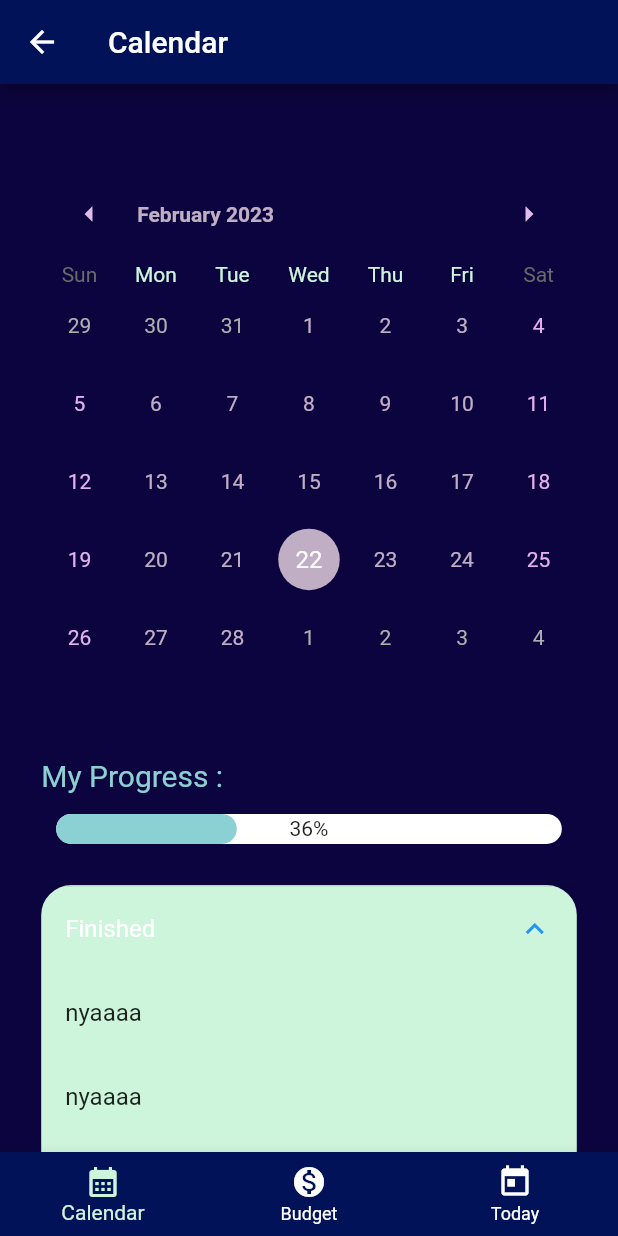
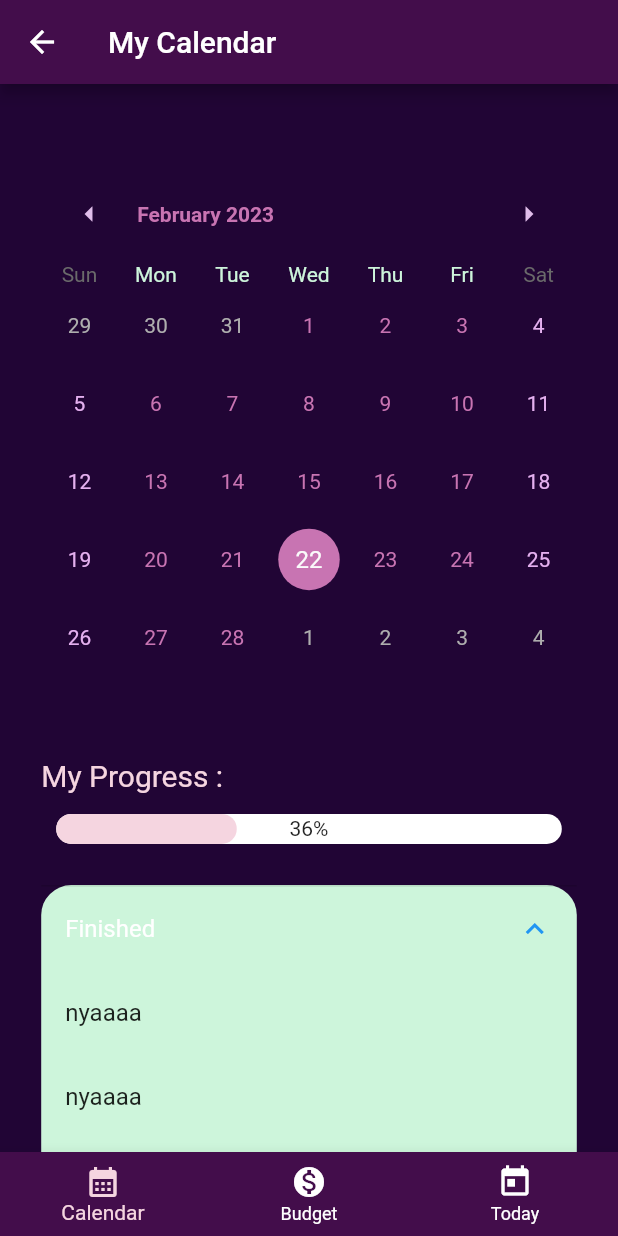
Before and after one commit to MeryamAjlani/Journey, a Flutter app: the Home screen opened by its route, after a tap on "Finished", on a phone screen of 412 x 824 dp. Run offline on Flutter 3.47's test engine with Material 2 defaults, Android fonts, the phone set to English and light mode, and no system bars; drawn by our look-alikes of percent_indicator, table_calendar; our stand-ins replace custom_rating_bar, shared_preferences, syncfusion_flutter_charts; missing offline and left inert: paged_vertical_calendar; accounts and stored records are empty.

Commit message:
fixing theme

```diff
--- a/lib/Screens/AnalyticsScreen.dart
+++ b/lib/Screens/AnalyticsScreen.dart
@@ -33,7 +33,7 @@ class _AnalyticsScreenState extends State<AnalyticsScreen> {
     sizeConfig.init(context);
     return Scaffold(
 
-        backgroundColor: Color.fromARGB(255, 12, 4, 62),
+        backgroundColor: ColorPalette.background,
         body: SafeArea(
           child: Padding(
             padding: const EdgeInsets.only(top: 20.0),
@@ -84,7 +84,7 @@ class _AnalyticsScreenState extends State<AnalyticsScreen> {
                     child: Align(
                       alignment: Alignment.topLeft,
                       child: Text("Unfinished Tasks",
-                          style: TextStyle(color: ColorPalette.lightBlue)),
+                          style: TextStyle(color: ColorPalette.lightPink)),
                     ),
                   ),
                   SizedBox(
@@ -92,7 +92,7 @@ class _AnalyticsScreenState extends State<AnalyticsScreen> {
                     child: Container(
                       width: SizeConfig.screenWidth * 0.8,
                       decoration: BoxDecoration(
-                          border: Border.all(color: ColorPalette.lightBlue),
+                          border: Border.all(color: ColorPalette.lightPink),
                           borderRadius: BorderRadius.all(Radius.circular(20))),
                       child: ListView.builder(
                           physics: NeverScrollableScrollPhysics(),
@@ -103,7 +103,7 @@ class _AnalyticsScreenState extends State<AnalyticsScreen> {
                               height: 50,
                               child: Row(children: [
                                 Icon(Icons.cancel,
-                                    color: ColorPalette.lightBlue),
+                                    color: ColorPalette.lightPink),
                                 Text(
                                   ' ${unfinishedTasks[index]}',
                                   style: TextStyle(color: ColorPalette.pink),
@@ -119,7 +119,7 @@ class _AnalyticsScreenState extends State<AnalyticsScreen> {
                     child: Align(
                       alignment: Alignment.topLeft,
                       child: Text("How was Your day?",
-                          style: TextStyle(color: ColorPalette.lightBlue)),
+                          style: TextStyle(color: ColorPalette.lightPink)),
                     ),
                   ),
                   Center(
@@ -127,7 +127,7 @@ class _AnalyticsScreenState extends State<AnalyticsScreen> {
                       alignment: Alignment.center,
                       size: 50,
                       filledIcon: Icons.favorite,
-                      filledColor: ColorPalette.lightPurple,
+                      filledColor: ColorPalette.purple,
                       emptyColor: ColorPalette.pink,
                       emptyIcon: Icons.heart_broken,
                       initialRating: 4,
--- a/lib/Screens/AuthScreen.dart
+++ b/lib/Screens/AuthScreen.dart
@@ -76,10 +76,10 @@ class _AuthscreenState extends State<Authscreen> {
                           width: SizeConfig.screenWidth * 2 / 5,
                           height: SizeConfig.screenHeight / 20,
                           onPressed: () {
-                            var res= BackService.login(
+                           /* var res= BackService.login(
                               _email,
                               _password
-                            );
+                            );*/
                           },
                           text: "Login",
                         ),
--- a/lib/Screens/BudgetScreen.dart
+++ b/lib/Screens/BudgetScreen.dart
@@ -20,7 +20,7 @@ class _BudgetScreenState extends State<BudgetScreen> {
   @override
   Widget build(BuildContext context) {
     return Scaffold(
-        backgroundColor: Color.fromARGB(255, 12, 4, 62),
+        backgroundColor: ColorPalette.background,
         body: SafeArea(
           child: Padding(
             padding: EdgeInsets.symmetric(
@@ -31,7 +31,7 @@ class _BudgetScreenState extends State<BudgetScreen> {
               width: double.infinity,
               child: Theme(
                 data: Theme.of(context)
-                    .copyWith(dividerColor: ColorPalette.lightBlue),
+                    .copyWith(dividerColor: ColorPalette.lightPink),
                 child: Column(
                   children: [
                     DataTable(
@@ -40,13 +40,13 @@ class _BudgetScreenState extends State<BudgetScreen> {
                         DataColumn(
                           label: Text("Description",
                               style: TextStyle(
-                                color: ColorPalette.lightBlue,
+                                color: ColorPalette.lightPink,
                               )),
                         ),
                         DataColumn(
                           label: Text("Amount",
                               style: TextStyle(
-                                color: ColorPalette.lightBlue,
+                                color: ColorPalette.lightPink,
                               )),
                         ),
                       ],
--- a/lib/Screens/CalendarScreen.dart
+++ b/lib/Screens/CalendarScreen.dart
@@ -52,7 +52,7 @@ class _CalendarScreenState extends State<CalendarScreen> {
     SizeConfig sizeConfig = new SizeConfig();
     sizeConfig.init(context);
     return Scaffold(
-      backgroundColor: Color.fromARGB(255, 12, 4, 62),
+      backgroundColor: ColorPalette.background,
       body: SafeArea(
           child: SingleChildScrollView(
         child: Column(
@@ -71,7 +71,7 @@ class _CalendarScreenState extends State<CalendarScreen> {
                   child: Text(
                     "My Progress :",
                     style:
-                        TextStyle(color: ColorPalette.lightBlue, fontSize: 20),
+                        TextStyle(color: ColorPalette.lightPink, fontSize: 20),
                   )),
             ),
             Padding(
@@ -89,7 +89,7 @@ class _CalendarScreenState extends State<CalendarScreen> {
                             .round()
                             .toString() +
                         "%"),
-                progressColor: ColorPalette.lightBlue,
+                progressColor: ColorPalette.lightPink,
                 backgroundColor: Colors.white,
               ),
             ),
@@ -134,7 +134,7 @@ class _CalendarScreenState extends State<CalendarScreen> {
                   child: Text(
                     "My Budget:",
                     style:
-                        TextStyle(color: ColorPalette.lightBlue, fontSize: 20),
+                        TextStyle(color: ColorPalette.lightPink, fontSize: 20),
                   )),
             ),
                       SizedBox(
--- a/lib/Screens/ConfigureScheduleScreen.dart
+++ b/lib/Screens/ConfigureScheduleScreen.dart
@@ -73,7 +73,7 @@ class _ConfigurationScreenState extends State<ConfigurationScreen> {
                             child: Container(
                               decoration: BoxDecoration(
                                   border:
-                                      Border.all(color: ColorPalette.lightBlue),
+                                      Border.all(color: ColorPalette.lightPink),
                                   borderRadius: const BorderRadius.all(
                                       Radius.circular(15))),
                               child: Padding(
--- a/lib/Screens/HomeScreen.dart
+++ b/lib/Screens/HomeScreen.dart
@@ -1,10 +1,10 @@
 // ignore_for_file: prefer_final_fields, prefer_const_constructors
-
 
 import 'package:flutter/material.dart';
 import 'package:flutter/src/foundation/key.dart';
 import 'package:flutter/src/widgets/container.dart';
 import 'package:flutter/src/widgets/framework.dart';
+import 'package:http/http.dart';
 import 'package:my_journey/Screens/AnalyticsScreen.dart';
 import 'package:my_journey/Screens/BudgetScreen.dart';
 import 'package:my_journey/Screens/CalendarScreen.dart';
@@ -14,7 +14,6 @@ import 'package:my_journey/constants/ColorPalette.dart';
 import 'package:my_journey/widgets/Calendar/Calendar.dart';
 import 'package:shared_preferences/shared_preferences.dart';
 
-
 class Home extends StatefulWidget {
   const Home({Key? key}) : super(key: key);
 
@@ -23,24 +22,37 @@ class Home extends StatefulWidget {
 }
 
 class _HomeState extends State<Home> {
-
+    List<String> headers = [
+    'My Calendar',
+    'My Todo List',
+    'My Budget',
+    'Receipes'
+  ];
+  String _header = 'My Calendar';
   void _onItemTapped(int value) {
     setState(() {
       _selectedIndex = value;
     });
     _pageController.jumpToPage(value);
   }
+
   PageController _pageController = PageController();
-  List<Widget> _screens = [CalendarScreen(), BudgetScreen(), ConfigurationScreen()];
+  List<Widget> _screens = [
+    CalendarScreen(),
+    BudgetScreen(),
+    ConfigurationScreen()
+  ];
+
+
   int _selectedIndex = 0;
   @override
   Widget build(BuildContext context) {
     List<String> tasks = [];
     return Scaffold(
         appBar: AppBar(
-          backgroundColor: Color.fromARGB(255, 2, 18, 89),
+          backgroundColor: ColorPalette.darkPurple,
           leading: const Icon(Icons.arrow_back),
-          title: Text('Calendar',
+          title: Text(_header,
               style: TextStyle(color: Colors.white, fontSize: 20)),
         ),
         body: PageView(
@@ -49,18 +61,19 @@ class _HomeState extends State<Home> {
             onPageChanged: (page) {
               setState(() {
                 _selectedIndex = page;
+                _header = headers[page];
               });
             }),
         bottomNavigationBar: BottomNavigationBar(
-            type: BottomNavigationBarType.fixed,
-          backgroundColor: Color.fromARGB(255, 2, 18, 89),
+          type: BottomNavigationBarType.fixed,
+          backgroundColor: ColorPalette.darkPurple,
           unselectedItemColor: Colors.white,
           items: const <BottomNavigationBarItem>[
             BottomNavigationBarItem(
               icon: Icon(Icons.calendar_month),
               label: 'Calendar',
             ),
-              BottomNavigationBarItem(
+            BottomNavigationBarItem(
               icon: Icon(Icons.monetization_on),
               label: 'Budget',
             ),
@@ -68,11 +81,9 @@ class _HomeState extends State<Home> {
               icon: Icon(Icons.today),
               label: 'Today',
             ),
-
-
           ],
           currentIndex: _selectedIndex,
-          selectedItemColor: ColorPalette.lightGreen,
+          selectedItemColor: ColorPalette.lightPink,
           onTap: _onItemTapped,
         ));
   }
--- a/lib/constants/ColorPalette.dart
+++ b/lib/constants/ColorPalette.dart
@@ -2,9 +2,10 @@ import 'dart:ui';
 
 class ColorPalette {
   static const lightGreen = Color(0xffcdf5db);
-  static const lightBlue = Color(0xff8bd1d3);
-  static const pink = Color(0xffc0aec4);
-  static const lightPurple = Color(0xffaf7bbd);
-  static const darkPurple = Color(0xff390038);
-  static const background = Color.fromARGB(255, 12, 4, 62);
+  static const lightPink =Color(0xfff5d5e0);
+  static const pink = Color(0xffc874b2);
+  static const purple = Color(0xff7b337d);
+  static const darkPurple = Color(0xff430d4b);
+  static const background = Color(0xff210535);
+
 }
--- a/lib/main.dart
+++ b/lib/main.dart
@@ -45,7 +45,7 @@ class MyApp extends StatelessWidget {
       initialRoute: '/',
       routes: {
         // When navigating to the "/" route, build the FirstScreen widget.
-        '/': (context) => const Authscreen(),
+        '/': (context) => const Home(),
         // When navigating to the "/second" route, build the SecondScreen widget.
         '/calendar': (context) => const Home(),
         '/today': (context) => const ConfigurationScreen(),
--- a/lib/widgets/Calendar/Calendar.dart
+++ b/lib/widgets/Calendar/Calendar.dart
@@ -43,7 +43,7 @@ class _CalendarState extends State<Calendar> {
           ),
           isTodayHighlighted: true,
           selectedDecoration: BoxDecoration(
-            color: ColorPalette.lightPurple,
+            color: ColorPalette.lightPink,
             shape: BoxShape.circle,
           ),
           selectedTextStyle: TextStyle(color: Colors.white),
--- a/lib/widgets/InputWidget.dart
+++ b/lib/widgets/InputWidget.dart
@@ -52,17 +52,17 @@ class _CustomInputState extends State<CustomInput> {
               borderSide:
                   BorderSide(color: ColorPalette.lightGreen, width: 1.0),
             ),
-            errorStyle: TextStyle(color: ColorPalette.lightPurple),
+            errorStyle: TextStyle(color: ColorPalette.lightPink),
             errorBorder: UnderlineInputBorder(
               borderSide:
-                  BorderSide(color: ColorPalette.lightPurple, width: 1.0),
+                  BorderSide(color: ColorPalette.lightPink, width: 1.0),
             ),
             focusedErrorBorder: UnderlineInputBorder(
               borderSide:
                   BorderSide(color: ColorPalette.lightGreen, width: 1.0),
             ),
             focusedBorder: UnderlineInputBorder(
-              borderSide: BorderSide(color: ColorPalette.lightBlue, width: 1.0),
+              borderSide: BorderSide(color: ColorPalette.lightPink, width: 1.0),
             ),
           ),
         ));
--- a/lib/widgets/ProgressChartWidget.dart
+++ b/lib/widgets/ProgressChartWidget.dart
@@ -20,7 +20,7 @@ class _ProgressChartState extends State<ProgressChart> {
 
     final List<ChartData> chartData = [
       ChartData('Finished', 25, ColorPalette.lightGreen),
-      ChartData('Unfinished', 38,ColorPalette.lightBlue ),
+      ChartData('Unfinished', 38,ColorPalette.lightPink ),
     ];
     return Center(
         child:     SizedBox(
@@ -44,7 +44,7 @@ class _ProgressChartState extends State<ProgressChart> {
 }
 
 class ChartData {
-  ChartData(this.x, this.y, [this.color = ColorPalette.lightBlue]);
+  ChartData(this.x, this.y, [this.color = ColorPalette.lightPink]);
   final String x;
   final double y;
   final Color color;
--- a/lib/widgets/StandardButton.dart
+++ b/lib/widgets/StandardButton.dart
@@ -30,7 +30,7 @@ class _CustomButtonState extends State<CustomButton> {
         height: widget.height,
         child: ElevatedButton(
           style: ElevatedButton.styleFrom(
-              backgroundColor: ColorPalette.lightBlue,
+              backgroundColor: ColorPalette.lightPink,
               disabledBackgroundColor: Color.fromARGB(255, 78, 122, 123)),
           onPressed: widget.onPressed,
           child:  Text(
```
